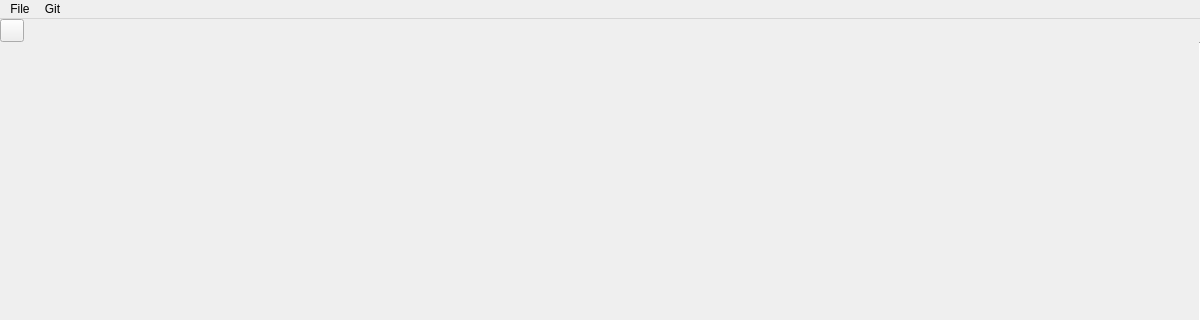
This is application/mainwindow.ui in theCheeseboard/theZzz as Qt 5 draws it before an edit; both pictures show x 0 to 1200 and y 0 to 320 of the 1200 by 800 pixel window. The edited form follows.
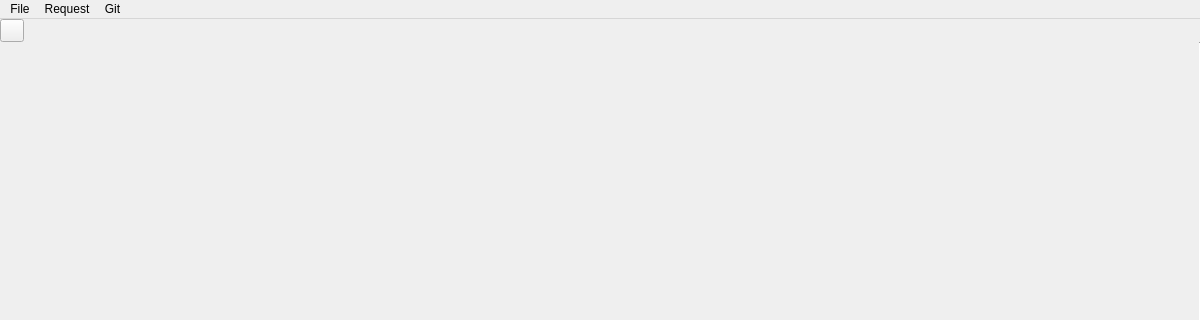
This is the edited form. Icons and pictures are not drawn. Custom widgets are drawn as their Qt base class.

Patch:
```diff
--- a/application/mainwindow.ui
+++ b/application/mainwindow.ui
@@ -149,7 +149,7 @@
      <x>0</x>
      <y>0</y>
      <width>1200</width>
-     <height>21</height>
+     <height>43</height>
     </rect>
    </property>
    <widget class="QMenu" name="menuFile">
@@ -175,7 +175,14 @@
     <addaction name="actionPush"/>
     <addaction name="actionPull"/>
    </widget>
+   <widget class="QMenu" name="menuRequest">
+    <property name="title">
+     <string>Request</string>
+    </property>
+    <addaction name="actionSend"/>
+   </widget>
    <addaction name="menuFile"/>
+   <addaction name="menuRequest"/>
    <addaction name="menuGit"/>
   </widget>
   <action name="actionExit">
```
Left out of the diff: 38 changed lines with no effect on the pictures.
